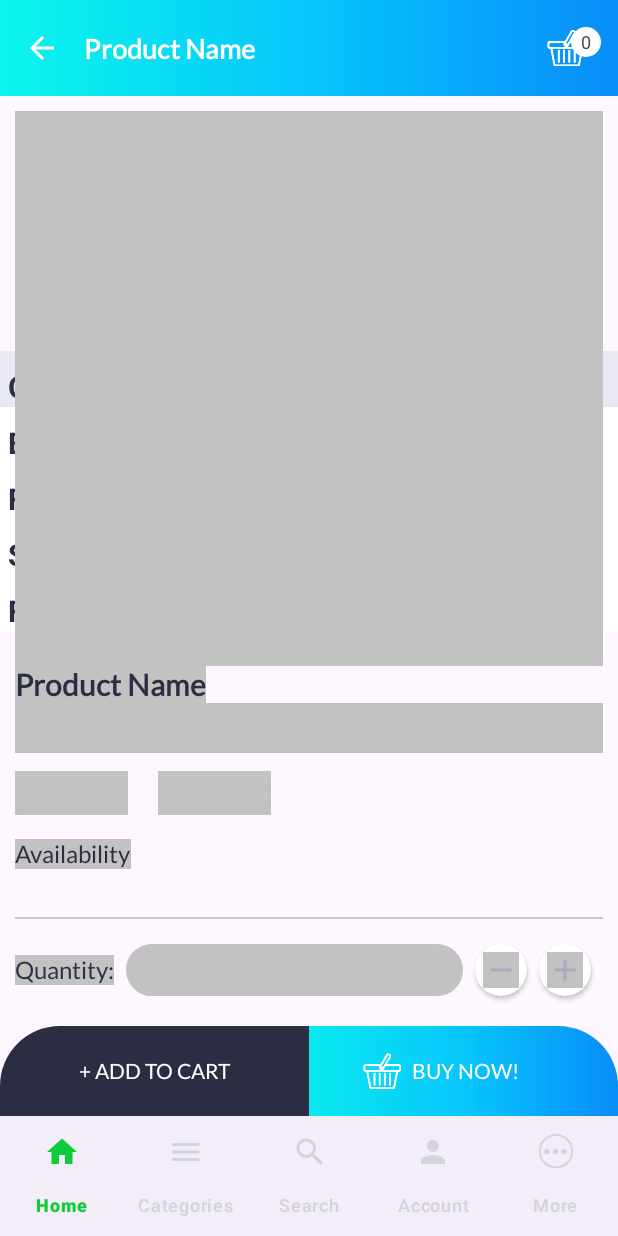
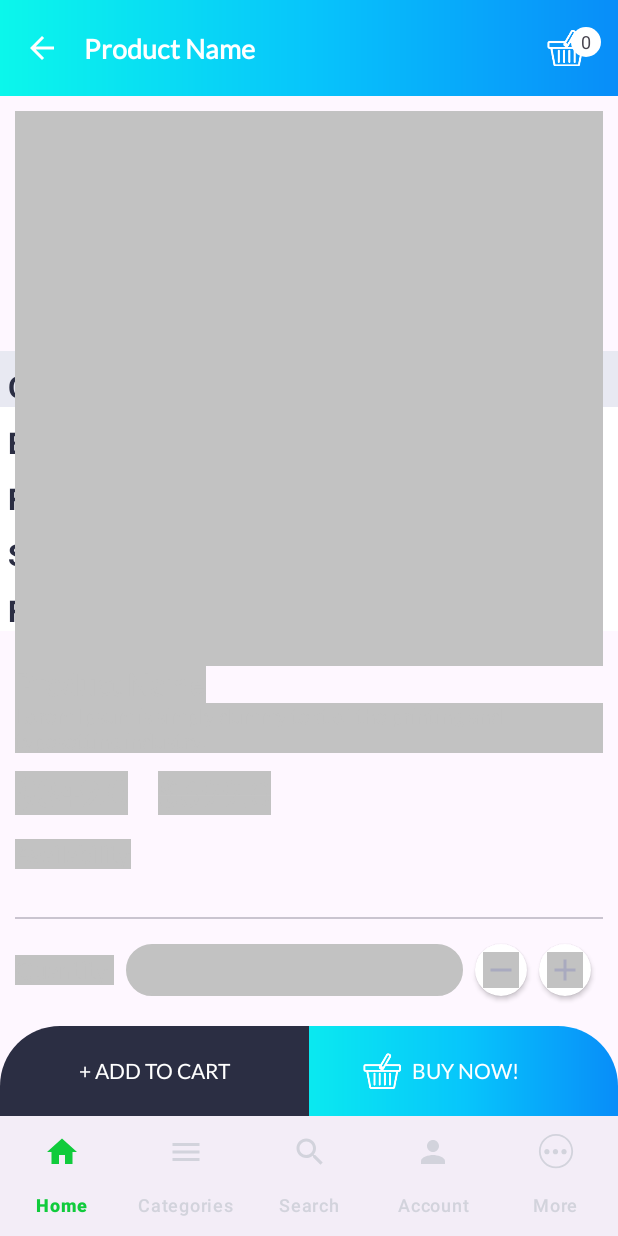
Before and after one commit to faisalbs1527/E-Commerce, an Android app: the fragment ProductFragment placed in its activity, on a phone screen of 412 x 824 dp. Run offline under Robolectric (Android 15) with nearby library versions, the light colour scheme and no system bars; our stand-ins replace Shimmer, navigation-ui; libraries missing offline, so code that uses them is left out: org.imaginativeworld.whynotimagecarousel; pictures from the network do not load; Roboto replaces fonts that are not available here; 3 statements that could not run were skipped.

Commit message:
shimmer effect updated

```diff
--- a/app/src/main/res/layout/shimmer_product_layout.xml
+++ b/app/src/main/res/layout/shimmer_product_layout.xml
@@ -25,7 +25,7 @@
         android:text="Product Name"
         android:background="@color/shimmerColor"
         android:fontFamily="@font/lato"
-        android:textColor="@color/text_color"
+        android:textColor="@color/shimmerColor"
         android:textStyle="bold"
         android:textSize="20sp"/>
     <TextView
@@ -76,7 +76,7 @@
         android:layout_marginTop="24dp"
         android:text="@string/quantity"
         android:background="@color/shimmerColor"
-        android:textColor="@color/text_color"
+        android:textColor="@color/shimmerColor"
         android:fontFamily="@font/lato"
         android:textSize="16sp"
         />
@@ -163,7 +163,7 @@
         android:layout_height="wrap_content"
         android:text="Availability"
         android:fontFamily="@font/lato"
-        android:textColor="@color/text_color"
+        android:textColor="@color/shimmerColor"
         android:textSize="16sp"
         android:background="@color/shimmerColor"
         android:layout_marginTop="16dp"
@@ -202,7 +202,7 @@
         android:textStyle="bold"
         android:background="@color/shimmerColor"
         android:text="@string/description_title"
-        android:textColor="@color/text_color"
+        android:textColor="@color/shimmerColor"
         android:textSize="20sp"
         app:layout_constraintStart_toStartOf="@id/divider_2"
         app:layout_constraintTop_toBottomOf="@id/divider_2" />
```
